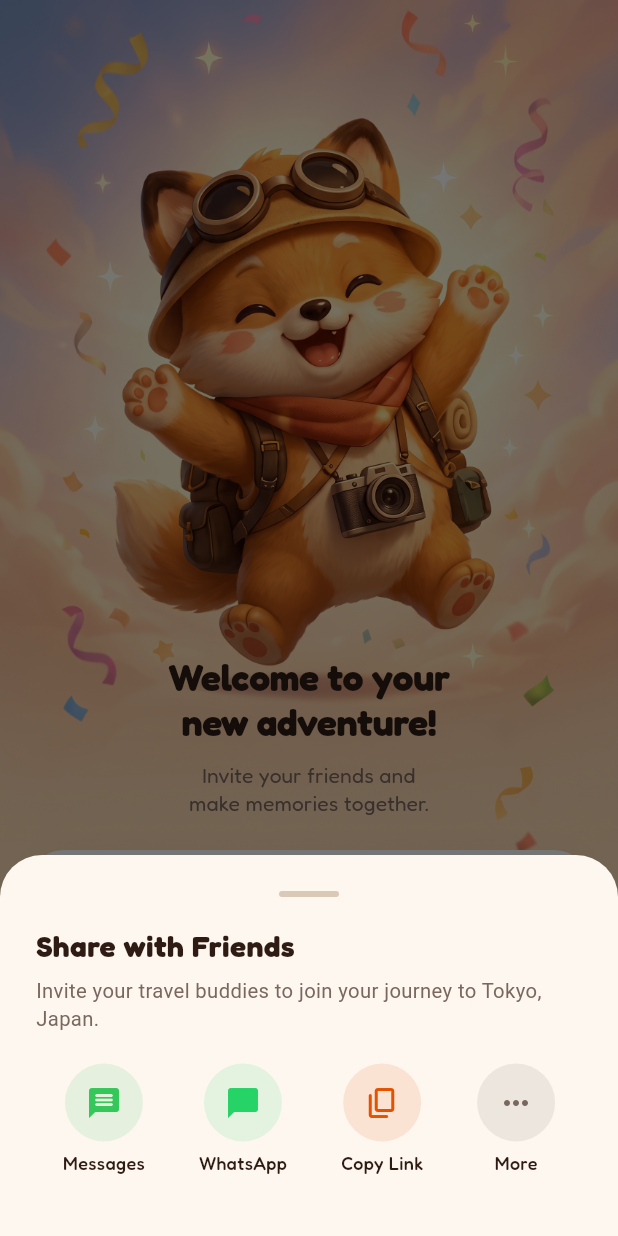
After one commit to yaotingchun/Travelyn, a Flutter app: the TripCreatedScreen screen opened directly, after a tap on "Share Invite", on a phone screen of 412 x 824 dp. The commit adds this screen. Run offline on Flutter 3.47's test engine with Material 3 defaults, Android fonts, the phone set to English and light mode, and no system bars; our stand-ins replace google_fonts.

Commit message:
Trip created page

```diff
--- a/lib/presentation/journey/create_trip_screen.dart
+++ b/lib/presentation/journey/create_trip_screen.dart
@@ -2,6 +2,7 @@ import 'package:flutter/material.dart';
 import 'package:flutter/services.dart';
 import 'package:google_fonts/google_fonts.dart';
 import '../../services/destination_service.dart';
+import 'trip_created_screen.dart';
 
 enum TripType { solo, group }
 
@@ -159,64 +160,26 @@ class _CreateTripScreenState extends State<CreateTripScreen> {
 
     final tripTypeStr =
         _selectedTripType == TripType.solo ? 'Solo Trip' : 'Group Trip';
-    final dateStr = _startDate != null && _endDate != null
-        ? '${_formatDate(_startDate!)} - ${_formatDate(_endDate!)}'
-        : 'Dates to be decided';
 
-    showDialog(
-      context: context,
-      builder: (ctx) => AlertDialog(
-        backgroundColor: const Color(0xFFFDF7F0),
-        shape: RoundedRectangleBorder(
-          borderRadius: BorderRadius.circular(24),
+    Navigator.of(context).push(
+      PageRouteBuilder(
+        transitionDuration: const Duration(milliseconds: 400),
+        pageBuilder: (context, animation, secondaryAnimation) =>
+            TripCreatedScreen(
+          destination: destination,
+          tripType: tripTypeStr,
+          startDate: _startDate,
+          endDate: _endDate,
         ),
-        title: Text(
-          'Adventure Ready!',
-          style: GoogleFonts.fredoka(
-            color: const Color(0xFF2E1C14),
-            fontWeight: FontWeight.w700,
-            fontSize: 22,
-          ),
-        ),
-        content: Column(
-          mainAxisSize: MainAxisSize.min,
-          crossAxisAlignment: CrossAxisAlignment.start,
-          children: [
-            Text(
-              'Your journey to $destination ($tripTypeStr) has been created.',
-              style: const TextStyle(
-                color: Color(0xFF5D4A3E),
-                fontSize: 14.5,
-                height: 1.4,
-              ),
+        transitionsBuilder: (context, animation, secondaryAnimation, child) {
+          return FadeTransition(
+            opacity: CurvedAnimation(
+              parent: animation,
+              curve: Curves.easeInOut,
             ),
-            const SizedBox(height: 8),
-            Text(
-              dateStr,
-              style: GoogleFonts.fredoka(
-                color: const Color(0xFFE65100),
-                fontWeight: FontWeight.w600,
-                fontSize: 13.5,
-              ),
-            ),
-          ],
-        ),
-        actions: [
-          TextButton(
-            onPressed: () {
-              Navigator.pop(ctx);
-              Navigator.pop(context);
-            },
-            child: Text(
-              'Back to Journey',
-              style: GoogleFonts.fredoka(
-                color: const Color(0xFFE65100),
-                fontWeight: FontWeight.w600,
-                fontSize: 15,
-              ),
-            ),
-          ),
-        ],
+            child: child,
+          );
+        },
       ),
     );
   }
--- /dev/null
+++ b/lib/presentation/journey/trip_created_screen.dart
@@ -0,0 +1,493 @@
+import 'package:flutter/material.dart';
+import 'package:flutter/services.dart';
+import 'package:google_fonts/google_fonts.dart';
+
+/// Screen displayed after successfully booking/creating a trip.
+/// Features celebratory fox mascot artwork with confetti,
+/// invite link card with copy/share actions, and "Maybe later" exit.
+class TripCreatedScreen extends StatefulWidget {
+  final String destination;
+  final String? tripType;
+  final DateTime? startDate;
+  final DateTime? endDate;
+
+  const TripCreatedScreen({
+    super.key,
+    this.destination = 'Tokyo, Japan',
+    this.tripType = 'Solo Trip',
+    this.startDate,
+    this.endDate,
+  });
+
+  @override
+  State<TripCreatedScreen> createState() => _TripCreatedScreenState();
+}
+
+class _TripCreatedScreenState extends State<TripCreatedScreen>
+    with SingleTickerProviderStateMixin {
+  late AnimationController _animController;
+  late Animation<double> _fadeAnimation;
+  late Animation<Offset> _slideAnimation;
+  late String _inviteCode;
+  late String _inviteLink;
+
+  @override
+  void initState() {
+    super.initState();
+    _animController = AnimationController(
+      vsync: this,
+      duration: const Duration(milliseconds: 700),
+    );
+
+    _fadeAnimation = CurvedAnimation(
+      parent: _animController,
+      curve: Curves.easeOutCubic,
+    );
+
+    _slideAnimation = Tween<Offset>(
+      begin: const Offset(0, 0.05),
+      end: Offset.zero,
+    ).animate(CurvedAnimation(
+      parent: _animController,
+      curve: Curves.easeOutCubic,
+    ));
+
+    _animController.forward();
+
+    // Generate smart invite code based on destination
+    final clean = widget.destination
+        .replaceAll(RegExp(r'[^a-zA-Z]'), '')
+        .toUpperCase();
+    final prefix = clean.length >= 3 ? clean.substring(0, 3) : 'TOK';
+    _inviteCode = '${prefix}925';
+    _inviteLink = 'travelyn.com/invite/$_inviteCode';
+  }
+
+  @override
+  void dispose() {
+    _animController.dispose();
+    super.dispose();
+  }
+
+  void _copyInviteLink() {
+    Clipboard.setData(ClipboardData(text: 'https://$_inviteLink'));
+    HapticFeedback.lightImpact();
+
+    ScaffoldMessenger.of(context).showSnackBar(
+      SnackBar(
+        content: Row(
+          children: [
+            const Icon(Icons.check_circle_rounded, color: Colors.white, size: 20),
+            const SizedBox(width: 10),
+            Expanded(
+              child: Text(
+                'Invite link copied to clipboard!',
+                style: GoogleFonts.fredoka(
+                  color: Colors.white,
+                  fontWeight: FontWeight.w500,
+                  fontSize: 14,
+                ),
+              ),
+            ),
+          ],
+        ),
+        behavior: SnackBarBehavior.floating,
+        backgroundColor: const Color(0xFF2E1C14),
+        duration: const Duration(seconds: 2),
+        shape: RoundedRectangleBorder(
+          borderRadius: BorderRadius.circular(14),
+        ),
+      ),
+    );
+  }
+
+  void _shareInvite() {
+    _copyInviteLink();
+    showModalBottomSheet(
+      context: context,
+      backgroundColor: Colors.transparent,
+      builder: (ctx) => Container(
+        padding: const EdgeInsets.all(24),
+        decoration: const BoxDecoration(
+          color: Color(0xFFFDF7F0),
+          borderRadius: BorderRadius.vertical(top: Radius.circular(28)),
+        ),
+        child: Column(
+          mainAxisSize: MainAxisSize.min,
+          crossAxisAlignment: CrossAxisAlignment.start,
+          children: [
+            Center(
+              child: Container(
+                width: 40,
+                height: 4,
+                decoration: BoxDecoration(
+                  color: const Color(0xFFDBC9B8),
+                  borderRadius: BorderRadius.circular(2),
+                ),
+              ),
+            ),
+            const SizedBox(height: 18),
+            Text(
+              'Share with Friends',
+              style: GoogleFonts.fredoka(
+                fontSize: 20,
+                fontWeight: FontWeight.w700,
+                color: const Color(0xFF2E1C14),
+              ),
+            ),
+            const SizedBox(height: 6),
+            Text(
+              'Invite your travel buddies to join your journey to ${widget.destination}.',
+              style: const TextStyle(
+                fontSize: 13.5,
+                color: Color(0xFF7A6860),
+              ),
+            ),
+            const SizedBox(height: 20),
+            Row(
+              mainAxisAlignment: MainAxisAlignment.spaceAround,
+              children: [
+                _buildShareOption(
+                  icon: Icons.message_rounded,
+                  label: 'Messages',
+                  color: const Color(0xFF34C759),
+                  onTap: () {
+                    Navigator.pop(ctx);
+                    _showSentFeedback('Message invite prepared!');
+                  },
+                ),
+                _buildShareOption(
+                  icon: Icons.chat_bubble_rounded,
+                  label: 'WhatsApp',
+                  color: const Color(0xFF25D366),
+                  onTap: () {
+                    Navigator.pop(ctx);
+                    _showSentFeedback('WhatsApp invite opened!');
+                  },
+                ),
+                _buildShareOption(
+                  icon: Icons.copy_rounded,
+                  label: 'Copy Link',
+                  color: const Color(0xFFE65100),
+                  onTap: () {
+                    Navigator.pop(ctx);
+                  },
+                ),
+                _buildShareOption(
+                  icon: Icons.more_horiz_rounded,
+                  label: 'More',
+                  color: const Color(0xFF7A6860),
+                  onTap: () {
+                    Navigator.pop(ctx);
+                    _showSentFeedback('Opening share sheet...');
+                  },
+                ),
+              ],
+            ),
+            const SizedBox(height: 16),
+          ],
+        ),
+      ),
+    );
+  }
+
+  void _showSentFeedback(String msg) {
+    ScaffoldMessenger.of(context).showSnackBar(
+      SnackBar(
+        content: Text(msg, style: GoogleFonts.fredoka(color: Colors.white)),
+        behavior: SnackBarBehavior.floating,
+        backgroundColor: const Color(0xFF2E1C14),
+        shape: RoundedRectangleBorder(borderRadius: BorderRadius.circular(12)),
+      ),
+    );
+  }
+
+  Widget _buildShareOption({
+    required IconData icon,
+    required String label,
+    required Color color,
+    required VoidCallback onTap,
+  }) {
+    return GestureDetector(
+      onTap: onTap,
+      child: Column(
+        children: [
+          Container(
+            width: 52,
+            height: 52,
+            decoration: BoxDecoration(
+              color: color.withValues(alpha: 0.12),
+              shape: BoxShape.circle,
+            ),
+            child: Center(
+              child: Icon(icon, color: color, size: 24),
+            ),
+          ),
+          const SizedBox(height: 6),
+          Text(
+            label,
+            style: GoogleFonts.fredoka(
+              fontSize: 12,
+              fontWeight: FontWeight.w500,
+              color: const Color(0xFF2E1C14),
+            ),
+          ),
+        ],
+      ),
+    );
+  }
+
+  void _onMaybeLater() {
+    // Navigate back to the Journey/Home screen
+    Navigator.of(context).popUntil((route) => route.isFirst);
+  }
+
+  @override
+  Widget build(BuildContext context) {
+    const darkBrown = Color(0xFF2E1C14);
+    const textMuted = Color(0xFF7A6860);
+    const brandOrange = Color(0xFFE65100);
+
+    return Scaffold(
+      backgroundColor: const Color(0xFFF9D9B2),
+      body: AnnotatedRegion<SystemUiOverlayStyle>(
+        value: SystemUiOverlayStyle.dark.copyWith(
+          statusBarColor: Colors.transparent,
+        ),
+        child: FadeTransition(
+          opacity: _fadeAnimation,
+          child: SlideTransition(
+            position: _slideAnimation,
+            child: LayoutBuilder(
+              builder: (context, constraints) {
+                final screenWidth = constraints.maxWidth;
+                final screenHeight = constraints.maxHeight;
+                final safeTop = MediaQuery.of(context).padding.top;
+
+                // new_trip_fox.jpeg native resolution is 1696 x 2528 (ratio ~1.49).
+                // Fox feet end at approx y = 1800 / 2528 = 0.71 of the image.
+                final imageDisplayHeight = screenWidth * 1.49;
+                final foxFeetY = imageDisplayHeight * 0.71;
+
+                // Spacing from safe area top to position headline with comfortable breathing room below the mascot
+                final topSpacing = (foxFeetY - safeTop + 42).clamp(
+                  screenHeight * 0.40,
+                  screenHeight * 0.53,
+                );
+
+                return Stack(
+                  children: [
+                    // 1. Top Mascot Artwork - width fits screen, NOT full-screen cover
+                    Positioned(
+                      top: 0,
+                      left: 0,
+                      right: 0,
+                      height: imageDisplayHeight,
+                      child: Image.asset(
+                        'assets/journey/new_trip_fox.jpeg',
+                        width: screenWidth,
+                        height: imageDisplayHeight,
+                        fit: BoxFit.fitWidth,
+                        alignment: Alignment.topCenter,
+                        errorBuilder: (context, error, stackTrace) {
+                          return Image.asset(
+                            'assets/home/new_trip_fox.jpeg',
+                            width: screenWidth,
+                            height: imageDisplayHeight,
+                            fit: BoxFit.fitWidth,
+                            alignment: Alignment.topCenter,
+                            errorBuilder: (ctx, err, st) => const SizedBox(),
+                          );
+                        },
+                      ),
+                    ),
+
+                    // 2. Foreground Content in SafeArea
+                    SafeArea(
+                      child: SingleChildScrollView(
+                        physics: const BouncingScrollPhysics(),
+                        child: Padding(
+                          padding: const EdgeInsets.symmetric(horizontal: 20.0),
+                          child: Column(
+                            children: [
+                              // Spacing to position content nicely below the jumping fox
+                              SizedBox(height: topSpacing),
+
+                              // Welcome & Invitation Heading
+                              Text(
+                                'Welcome to your\nnew adventure!',
+                                textAlign: TextAlign.center,
+                                style: GoogleFonts.fredoka(
+                                  fontSize: 25,
+                                  fontWeight: FontWeight.w700,
+                                  color: darkBrown,
+                                  height: 1.2,
+                                  letterSpacing: -0.3,
+                                ),
+                              ),
+                              const SizedBox(height: 10),
+                              Text(
+                                'Invite your friends and\nmake memories together.',
+                                textAlign: TextAlign.center,
+                                style: GoogleFonts.fredoka(
+                                  fontSize: 14,
+                                  fontWeight: FontWeight.w400,
+                                  color: textMuted,
+                                  height: 1.35,
+                                  letterSpacing: 0.1,
+                                ),
+                              ),
+
+                              const SizedBox(height: 22),
+
+                              // 3. Invite With Link Card
+                              Container(
+                                padding:
+                                    const EdgeInsets.fromLTRB(18, 16, 18, 18),
+                                decoration: BoxDecoration(
+                                  color: Colors.white,
+                                  borderRadius: BorderRadius.circular(22),
+                                  boxShadow: [
+                                    BoxShadow(
+                                      color:
+                                          darkBrown.withValues(alpha: 0.07),
+                                      blurRadius: 16,
+                                      offset: const Offset(0, 4),
+                                    ),
+                                  ],
+                                ),
+                                child: Column(
+                                  crossAxisAlignment: CrossAxisAlignment.start,
+                                  children: [
+                                    Text(
+                                      'Invite with link',
+                                      style: GoogleFonts.fredoka(
+                                        fontSize: 12.5,
+                                        fontWeight: FontWeight.w600,
+                                        color: textMuted,
+                                      ),
+                                    ),
+                                    const SizedBox(height: 10),
+
+                                    // Link Display with Copy Icon
+                                    GestureDetector(
+                                      onTap: _copyInviteLink,
+                                      child: Container(
+                                        padding: const EdgeInsets.symmetric(
+                                          horizontal: 14,
+                                          vertical: 12,
+                                        ),
+                                        decoration: BoxDecoration(
+                                          color: const Color(0xFFFAF6F0),
+                                          borderRadius:
+                                              BorderRadius.circular(14),
+                                          border: Border.all(
+                                            color: const Color(0xFFEDE3D7),
+                                            width: 1.0,
+                                          ),
+                                        ),
+                                        child: Row(
+                                          children: [
+                                            Expanded(
+                                              child: Text(
+                                                _inviteLink,
+                                                style: GoogleFonts.fredoka(
+                                                  fontSize: 14,
+                                                  fontWeight: FontWeight.w500,
+                                                  color: darkBrown,
+                                                  letterSpacing: 0.2,
+                                                ),
+                                              ),
+                                            ),
+                                            const Icon(
+                                              Icons.copy_rounded,
+                                              size: 19,
+                                              color: Color(0xFF6B584E),
+                                            ),
+                                          ],
+                                        ),
+                                      ),
+                                    ),
+
+                                    const SizedBox(height: 14),
+
+                                    // "Share Invite" Button
+                                    SizedBox(
+                                      width: double.infinity,
+                                      height: 50,
+                                      child: ElevatedButton(
+                                        onPressed: _shareInvite,
+                                        style: ElevatedButton.styleFrom(
+                                          backgroundColor: brandOrange,
+                                          foregroundColor: Colors.white,
+                                          elevation: 0,
+                                          shape: RoundedRectangleBorder(
+                                            borderRadius:
+                                                BorderRadius.circular(20),
+                                          ),
+                                          shadowColor: Colors.transparent,
+                                        ),
+                                        child: Row(
+                                          mainAxisAlignment:
+                                              MainAxisAlignment.center,
+                                          children: [
+                                            const Icon(
+                                              Icons.share_outlined,
+                                              size: 20,
+                                              color: Colors.white,
+                                            ),
+                                            const SizedBox(width: 8),
+                                            Text(
+                                              'Share Invite',
+                                              style: GoogleFonts.fredoka(
+                                                fontSize: 16,
+                                                fontWeight: FontWeight.w600,
+                                                letterSpacing: 0.1,
+                                              ),
+                                            ),
+                                          ],
+                                        ),
+                                      ),
+                                    ),
+                                  ],
+                                ),
+                              ),
+
+                              const SizedBox(height: 18),
+
+                              // 4. "Maybe later" Action Button
+                              GestureDetector(
+                                onTap: _onMaybeLater,
+                                behavior: HitTestBehavior.opaque,
+                                child: Padding(
+                                  padding: const EdgeInsets.symmetric(
+                                    horizontal: 20.0,
+                                    vertical: 8.0,
+                                  ),
+                                  child: Text(
+                                    'Maybe later',
+                                    style: GoogleFonts.fredoka(
+                                      fontSize: 14,
+                                      fontWeight: FontWeight.w600,
+                                      color: const Color(0xFF6D5A50),
+                                    ),
+                                  ),
+                                ),
+                              ),
+
+                              const SizedBox(height: 16),
+                            ],
+                          ),
+                        ),
+                      ),
+                    ),
+                  ],
+                );
+              },
+            ),
+          ),
+        ),
+      ),
+    );
+  }
+}
```
Also changed, not shown: assets/home/new_trip_fox.jpeg (added), assets/journey/new_trip_fox.jpeg (added), 2 other files.
